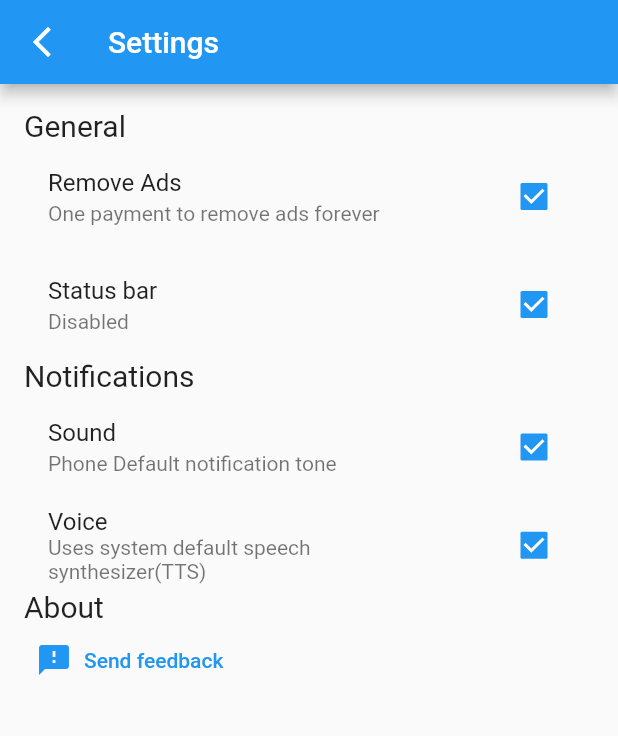
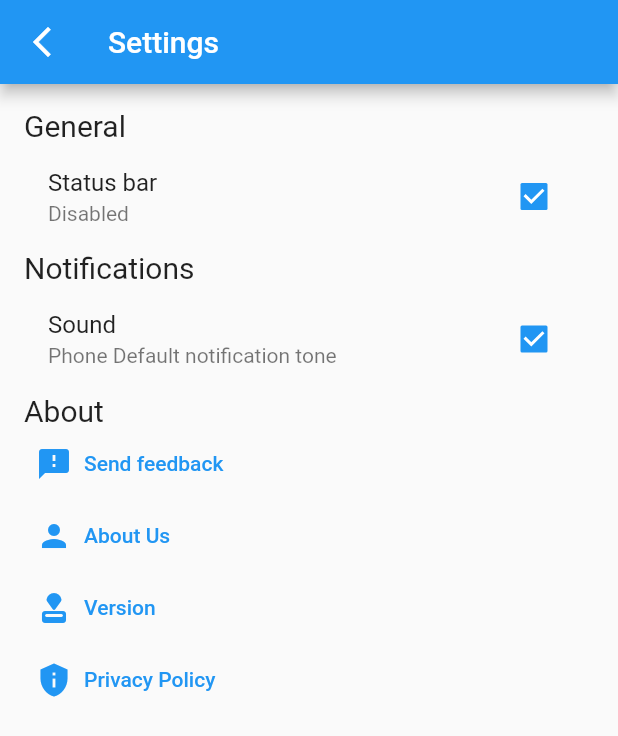
Before and after one commit to thenewbio/todo_app, a Flutter app: the Settings screen opened by its route, on a phone screen of 412 x 824 dp. Shown: the top 736 px of the screen. Run offline on Flutter 3.47's test engine with Material 2 defaults, Android fonts, the phone set to English and light mode, and no system bars; our stand-ins replace entry, flutter_local_notifications, flutter_native_timezone, fluttertoast, google_mobile_ads, modal_bottom_sheet and 6 more; missing offline and left inert: dynamic_themes, syncfusion_flutter_xlsio; accounts and stored records are empty; network calls fail.

Commit message:
add changes

```diff
--- a/lib/database/note_db.dart
+++ b/lib/database/note_db.dart
@@ -1,7 +1,6 @@
 import 'dart:io';
 
 import 'package:mytodo/model/notes.dart';
-import 'package:mytodo/model/task.dart';
 import 'package:path_provider/path_provider.dart';
 import 'package:sqflite/sqflite.dart';
 import 'package:path/path.dart';
--- a/lib/model/task.dart
+++ b/lib/model/task.dart
@@ -41,8 +41,8 @@ class Task {
       title: map['title'],
       content: map['content'],
       category: map['category'],
-      dateCreated: DateTime.parse(map['dateCreated'] as String),
-      scheduledDate: DateTime.parse(map['scheduledDate'] as String),
+      dateCreated:  DateTime.parse(map['dateCreated'] as String),
+      scheduledDate: map['scheduledDate'] == null ? null: DateTime.parse(map['scheduledDate'] as String),
       scheduledTime: map['scheduledTime'],
       isActive: map['isActive'] == 0,
       isImportant: map['isImportant'] == 0,
--- a/lib/provider/ads_state.dart
+++ b/lib/provider/ads_state.dart
@@ -1,4 +1,6 @@
 // import 'dart:io';
+
+import 'dart:io';
 
 import 'package:google_mobile_ads/google_mobile_ads.dart';
 
@@ -7,7 +9,9 @@ class AdState{
 
   AdState(this.initialize);
 
-  String get bannerAd => "ca-app-pub-2576798913742126~2861440515";
+  String get bannerAd => Platform.isAndroid
+  ? 'ca-app-pub-3940256099942544/6300978111'
+  : 'ca-app-pub-3940256099942544/630097811';
 
 
   AdListener get adListener => _adListener;
--- a/lib/provider/note_provider.dart
+++ b/lib/provider/note_provider.dart
@@ -2,7 +2,6 @@ import 'package:flutter/cupertino.dart';
 import 'package:flutter/material.dart';
 import 'package:mytodo/database/note_db.dart';
 import 'package:mytodo/model/notes.dart';
-import 'package:mytodo/model/task.dart';
 
 
 
--- a/lib/widget/settings.dart
+++ b/lib/widget/settings.dart
@@ -41,10 +41,7 @@ class _SettingsState extends State<Settings> {
         //       value: notifier.darkTheme,
         //       ),
         // ),
-            buildTile(
-              title:'Remove Ads',
-             subtitle: 'One payment to remove ads forever',
-              onTap: null),
+
             buildTile(
               title: 'Status bar ',
               subtitle: 'Disabled',
@@ -56,14 +53,15 @@ class _SettingsState extends State<Settings> {
              title: 'Sound ',
               subtitle:'Phone Default notification tone',
               onTap: null),
-            buildTile(
-                title: 'Voice',
-               subtitle: 'Uses system default speech synthesizer(TTS)',
-                onTap: null),
+
             Container(
-              child: Text(
-                'About',
-                style: TextStyle(fontSize: 20),
+              child: Column(
+                children: [
+                  Text(
+                    'About',
+                    style: TextStyle(fontSize: 20),
+                  ),
+                ],
               ),
             ),
             buildList('Send feedback', Icon(Icons.feedback),
@@ -72,6 +70,25 @@ class _SettingsState extends State<Settings> {
                 subject: "",
                 body: ''
               ) ),
+               buildList('About Us', Icon(Icons.person),
+            () => openEmail(
+                toEmail: 'okamainnocent2020@gmail.com',
+                subject: "",
+                body: ''
+              ) ),
+               buildList('Version', Icon(Icons.approval_rounded),
+            () => openEmail(
+                toEmail: 'okamainnocent2020@gmail.com',
+                subject: "",
+                body: ''
+              ) ),
+               buildList('Privacy Policy', Icon(Icons.privacy_tip),
+            () => openEmail(
+                toEmail: 'okamainnocent2020@gmail.com',
+                subject: "",
+                body: ''
+              ) ),
+
           ],
         ),
       ),
--- a/lib/widget/task_list.dart
+++ b/lib/widget/task_list.dart
@@ -13,7 +13,7 @@ class TaskList extends StatefulWidget {
   final Task reminder;
   final TaskProvider provider;
 
-  const TaskList({Key key, this.reminder, this.provider}) : super(key: key);
+  const TaskList({Key key,  this.reminder, this.provider}) : super(key: key);
 
   @override
   _TaskListState createState() => _TaskListState();
--- a/pubspec.yaml
+++ b/pubspec.yaml
@@ -40,14 +40,10 @@ dependencies:
   intl: ^0.17.0
   syncfusion_flutter_xlsio: ^19.1.64-beta
   open_file: ^3.2.1
-  pdf: ^3.4.2
-  image_picker: ^0.8.1+4
-  # flushbar: ^1.10.4
   step_progress_indicator: ^1.0.1
   flutter_local_notifications: ^8.0.0
   rxdart: ^0.27.1
   flutter_native_timezone: ^1.1.0
-  multi_image_picker: ^4.7.14
   url_launcher: ^6.0.9
 
 dev_dependencies:
```
Also changed, not shown: lib/main.dart (+8 -3 lines), lib/views/note_view.dart (+4 -5 lines), lib/views/pdf_screen.dart (+91 -151 lines), lib/views/task_views.dart (+35 -3 lines), lib/widget/app_drawer.dart (+2 -10 lines), pubspec.lock, 2 other files.
